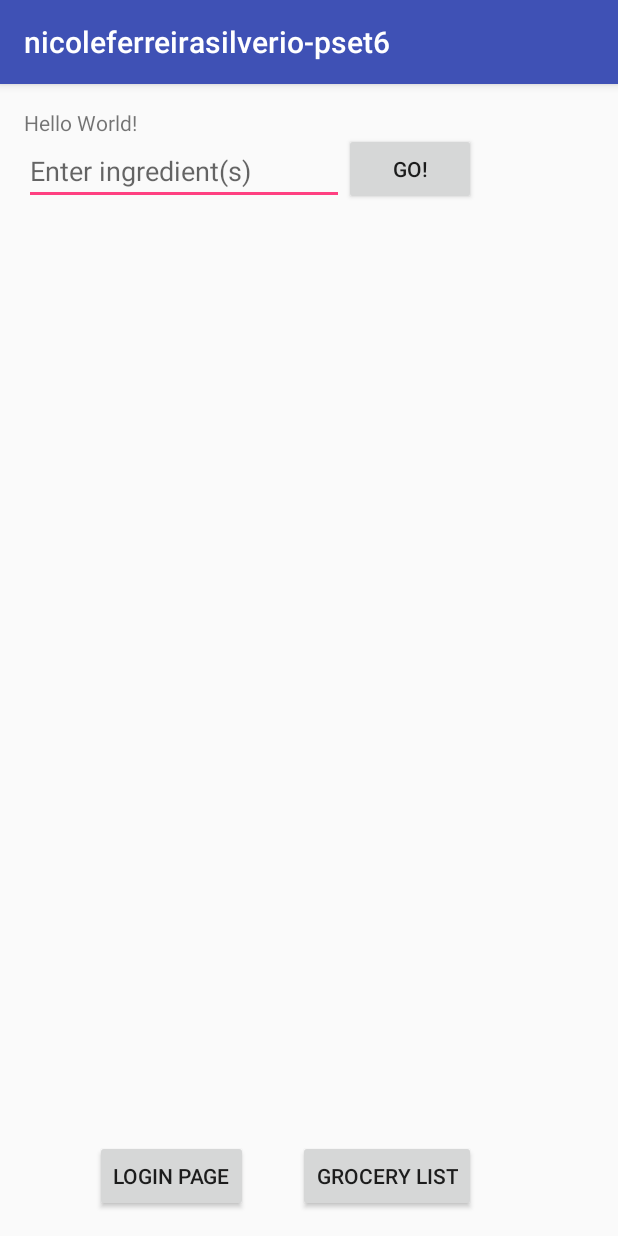
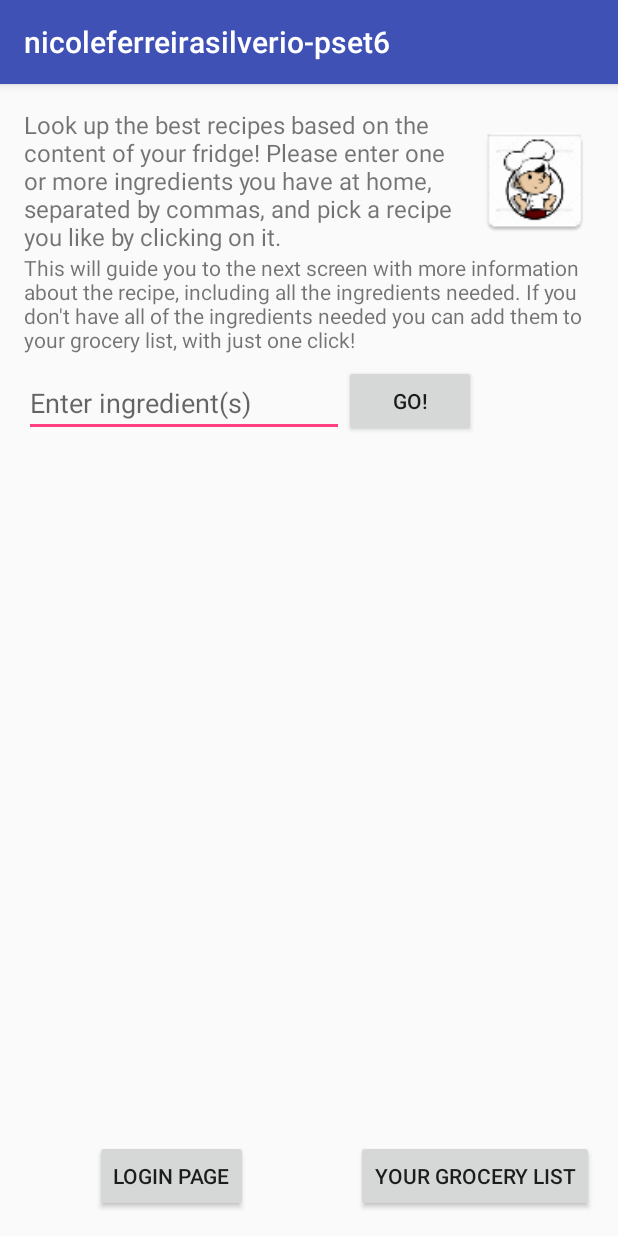
Before and after one commit to NicoleFS/nicoleferreirasilverio-pset6, an Android app: the screen it shows after launch (MainActivity), after a tap on "GO!", on a phone screen of 412 x 824 dp. Run offline under Robolectric (Android 15) with nearby library versions, the phone set to English and light mode, and no system bars.

Commit message:
Fixed landscape + some small asjustments

```diff
--- a/app/src/main/java/com/example/nicole/nicoleferreirasilverio_pset6/DetailsAsyncTask.java
+++ b/app/src/main/java/com/example/nicole/nicoleferreirasilverio_pset6/DetailsAsyncTask.java
@@ -32,11 +32,6 @@ public class DetailsAsyncTask extends AsyncTask<String, Integer, String> {
     public DetailsAsyncTask(RecipeDetailActivity activity){
         this.activity = activity;
         this.context = this.activity.getApplicationContext();
-    }
-
-    // onPreExecute()
-    protected void onPreExecute(){
-        Toast.makeText(context, "Getting data from server", Toast.LENGTH_LONG).show();
     }
 
     // doInBackGround()
--- a/app/src/main/java/com/example/nicole/nicoleferreirasilverio_pset6/MainActivity.java
+++ b/app/src/main/java/com/example/nicole/nicoleferreirasilverio_pset6/MainActivity.java
@@ -41,8 +41,13 @@ public class MainActivity extends AppCompatActivity {
         // execute the AsyncTask with the right context and user input, given in the EditText
         EditText searchRecipe = (EditText) findViewById(R.id.editText);
         String userInput = searchRecipe.getText().toString();
-        RecipeAsyncTask asyncTask = new RecipeAsyncTask(this);
-        asyncTask.execute(userInput);
+        if (userInput.length() != 0) {
+            RecipeAsyncTask asyncTask = new RecipeAsyncTask(this);
+            asyncTask.execute(userInput);
+        } else {
+            Toast.makeText(MainActivity.this, "You should enter an ingredient",
+                    Toast.LENGTH_SHORT).show();
+        }
     }
 
     // method to fill the ListView with data
--- a/app/src/main/res/layout/activity_main.xml
+++ b/app/src/main/res/layout/activity_main.xml
@@ -1,5 +1,6 @@
 <?xml version="1.0" encoding="utf-8"?>
 <RelativeLayout xmlns:android="http://schemas.android.com/apk/res/android"
+    xmlns:app="http://schemas.android.com/apk/res-auto"
     xmlns:tools="http://schemas.android.com/tools"
     android:id="@+id/activity_main"
     android:layout_width="match_parent"
@@ -13,27 +14,10 @@
     <TextView
         android:layout_width="wrap_content"
         android:layout_height="wrap_content"
-        android:text="Hello World!"
-        android:id="@+id/textView" />
-
-    <EditText
-        android:layout_width="wrap_content"
-        android:layout_height="wrap_content"
-        android:inputType="textPersonName"
-        android:hint="@string/enter_ingredients"
-        android:ems="10"
-        android:layout_below="@+id/textView"
-        android:layout_alignParentStart="true"
-        android:id="@+id/editText" />
-
-    <Button
-        android:text="@string/go_button"
-        android:layout_width="wrap_content"
-        android:onClick="searchRecipes"
-        android:layout_height="wrap_content"
-        android:id="@+id/button"
-        android:layout_alignBottom="@+id/editText"
-        android:layout_toEndOf="@+id/editText" />
+        android:text="@string/welcome_text1"
+        android:id="@+id/textView"
+        android:textSize="16sp"
+        android:layout_toStartOf="@+id/imageView2" />
 
     <ListView
         android:layout_width="match_parent"
@@ -45,15 +29,6 @@
         android:layout_above="@+id/visit_grocery_list" />
 
     <Button
-        android:text="@string/groceries"
-        android:layout_width="wrap_content"
-        android:layout_height="wrap_content"
-        android:id="@+id/visit_grocery_list"
-        android:onClick="seeGroceryList"
-        android:layout_alignParentBottom="true"
-        android:layout_alignEnd="@+id/button" />
-
-    <Button
         android:text="Login Page"
         android:layout_width="wrap_content"
         android:layout_height="wrap_content"
@@ -63,4 +38,51 @@
         android:layout_marginStart="47dp"
         android:id="@+id/login" />
 
+    <TextView
+        android:text="@string/welcome_text2"
+        android:layout_width="wrap_content"
+        android:layout_height="wrap_content"
+        android:layout_below="@+id/textView"
+        android:id="@+id/textView4"
+        android:layout_alignParentEnd="true" />
+
+    <Button
+        android:text="@string/grocery_list"
+        android:layout_width="wrap_content"
+        android:layout_height="wrap_content"
+        android:id="@+id/visit_grocery_list"
+        android:onClick="seeGroceryList"
+        android:layout_alignParentBottom="true"
+        android:layout_alignEnd="@+id/textView4" />
+
+    <EditText
+        android:layout_width="wrap_content"
+        android:layout_height="wrap_content"
+        android:inputType="textPersonName"
+        android:hint="@string/enter_ingredients"
+        android:ems="10"
+        android:id="@+id/editText"
+        android:layout_alignBottom="@+id/button"
+        android:layout_toEndOf="@+id/imageView" />
+
+    <Button
+        android:text="@string/go_button"
+        android:layout_width="wrap_content"
+        android:onClick="searchRecipes"
+        android:layout_height="wrap_content"
+        android:id="@+id/button"
+        android:layout_below="@+id/textView4"
+        android:layout_toEndOf="@+id/editText"
+        android:layout_marginTop="7dp" />
+
+    <ImageView
+        android:layout_width="wrap_content"
+        android:layout_height="wrap_content"
+        app:srcCompat="@mipmap/ic_launcher"
+        android:id="@+id/imageView2"
+        android:layout_alignParentTop="true"
+        android:layout_above="@+id/textView4"
+        android:layout_alignParentEnd="true"
+        android:layout_toEndOf="@+id/button" />
+
 </RelativeLayout>
--- a/app/src/main/res/values/strings.xml
+++ b/app/src/main/res/values/strings.xml
@@ -3,15 +3,22 @@
 
     <string name="go_button">Go!</string>
 
-    <string name="groceries">Grocery List</string>
-
-    <string name="saved_list">Saved Recipes</string>
+    <string name="grocery_list">Your Grocery List</string>
 
     <string name="enter_ingredients">Enter ingredient(s)</string>
 
-    <string name="welcome_text">Have to edit this</string>
+    <string name="welcome_text1">Look up the best recipes based on the content of your fridge!
+    Please enter one or more ingredients you have at home, separated by commas, and pick a recipe
+    you like by clicking on it. </string>
+
+    <string name="welcome_text2">This will guide you to the next screen with more information about
+    the recipe, including all the ingredients needed. If you don\'t have all of the ingredients
+    needed you can add them to your grocery list, with just one click!</string>
 
     <string name="explanation_details_recipe">Click on the link to visit the instructions for this
     recipe on the original publisher\'s website. Click on the ingredients you need to add them to
     your Grocery List</string>
+
+    <string name="explanation_grocery_list">Click on an item to check or uncheck it. Long click on
+    an item to remove it from your grocery list.</string>
 </resources>
```
Also changed, not shown: app/src/main/java/com/example/nicole/nicoleferreirasilverio_pset6/GroceryListActivity.java (+5 -6 lines), app/src/main/res/layout/activity_grocery_list.xml (+14 -3 lines), app/src/main/res/layout/activity_recipe_detail.xml (+4 -4 lines).
